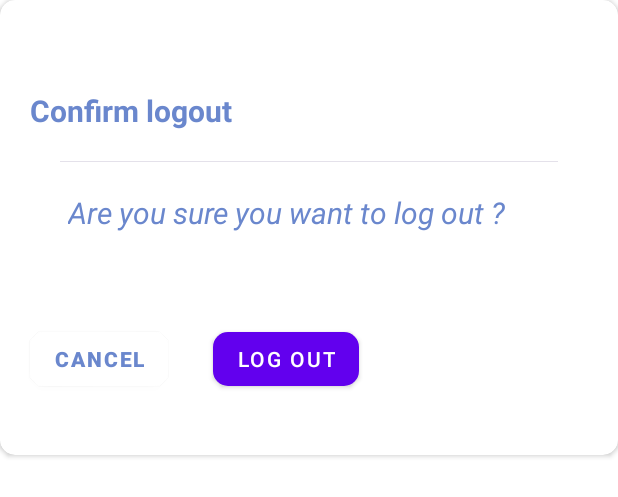
After one commit to Nnegash1/TodoApp, an Android app: the layout fragment_alert_dialog.xml on its own in the app's theme, with its tools: preview values and no code run, on a phone screen of 412 x 824 dp. The commit adds this screen. Shown: the top 497 px of the screen. Run offline under Robolectric (Android 15) with nearby library versions, the phone set to English and light mode, and no system bars.

Commit message:
Todo Application with authentication.

```diff
--- a/app/src/main/java/com/example/todoapp/data/model/entities/LoggedInUser.kt
+++ b/app/src/main/java/com/example/todoapp/data/model/entities/LoggedInUser.kt
@@ -14,4 +14,5 @@ data class LoggedInUser(
     val displayName: String,
     val email: String?,
     val password: String?
+//    val isLoggedIn: Boolean
 )
--- a/app/src/main/java/com/example/todoapp/data/model/repository/TodoRepository.kt
+++ b/app/src/main/java/com/example/todoapp/data/model/repository/TodoRepository.kt
@@ -11,7 +11,7 @@ import kotlinx.coroutines.withContext
 
 class TodoRepository(private val dao: DAO) {
     suspend fun updateTodo(pk: Int, todo: List<TodoApp>) {
-        withContext(Dispatchers.Default) {
+        withContext(Dispatchers.IO) {
             val userExist = dao.updateTodo(pk = pk, todo = todo)
             if (userExist == 0) {
                 dao.insertTodo(TodoList(todoList = todo, user = pk))
@@ -24,12 +24,11 @@ class TodoRepository(private val dao: DAO) {
         val result = scope.async {
             try {
                 val todo = dao.getTodo(pk)
+                Log.d("TAG", "getUserTodo: $todo")
                 return@async todo.todoList
             } catch (e: NullPointerException) {
-                Log.d("TAG", "getUserTodo: $e")
                 return@async listOf(TodoApp("Failed", "Body", false))
             }
-
         }
         return result.await()
     }
--- a/app/src/main/java/com/example/todoapp/view/RegisterationFragment.kt
+++ b/app/src/main/java/com/example/todoapp/view/RegistrationFragment.kt
@@ -22,7 +22,7 @@ import dagger.hilt.android.AndroidEntryPoint
 import javax.inject.Inject
 
 @AndroidEntryPoint
-class RegisterationFragment : Fragment() {
+class RegistrationFragment : Fragment() {
 
     @Inject
     lateinit var factory: LoginViewModelFactory
--- a/app/src/main/java/com/example/todoapp/viewmodel/LoginViewModelFactory.kt
+++ b/app/src/main/java/com/example/todoapp/viewmodel/LoginViewModelFactory.kt
@@ -20,7 +20,8 @@ class LoginViewModelFactory @Inject constructor(
     override fun <T : ViewModel> create(modelClass: Class<T>): T {
         if (modelClass.isAssignableFrom(LoginViewModel::class.java)) {
             return LoginViewModel(
-                loginRepository = repo
+                loginRepository = repo,
+                todo = todo
             ) as T
         } else if (modelClass.isAssignableFrom(TodoViewModel::class.java)) {
             return TodoViewModel(
--- a/app/src/main/java/com/example/todoapp/viewmodel/state/LoggedInUserView.kt
+++ b/app/src/main/java/com/example/todoapp/viewmodel/state/LoggedInUserView.kt
@@ -1,10 +1,13 @@
 package com.example.todoapp.viewmodel.state
+
+import com.example.todoapp.data.model.entities.TodoApp
 
 /**
  * User details post authentication that is exposed to the UI
  */
 data class LoggedInUserView(
     val displayName: String,
-    val pk : Int
+    val pk: Int,
+    val todoList: List<TodoApp>
     //... other data fields that may be accessible to the UI
 )
--- a/app/src/main/res/drawable/profile_user_svgrepo_com.xml
+++ b/app/src/main/res/drawable/profile_user_svgrepo_com.xml
@@ -4,6 +4,6 @@
     android:viewportWidth="45.532"
     android:viewportHeight="45.532">
   <path
-      android:fillColor="#EEF0F8"
+      android:fillColor="#FFFFFF"
       android:pathData="M22.766,0.001C10.194,0.001 0,10.193 0,22.766s10.193,22.765 22.766,22.765c12.574,0 22.766,-10.192 22.766,-22.765S35.34,0.001 22.766,0.001zM22.766,6.808c4.16,0 7.531,3.372 7.531,7.53c0,4.159 -3.371,7.53 -7.531,7.53c-4.158,0 -7.529,-3.371 -7.529,-7.53C15.237,10.18 18.608,6.808 22.766,6.808zM22.761,39.579c-4.149,0 -7.949,-1.511 -10.88,-4.012c-0.714,-0.609 -1.126,-1.502 -1.126,-2.439c0,-4.217 3.413,-7.592 7.631,-7.592h8.762c4.219,0 7.619,3.375 7.619,7.592c0,0.938 -0.41,1.829 -1.125,2.438C30.712,38.068 26.911,39.579 22.761,39.579z"/>
 </vector>
--- a/app/src/main/res/layout/fragment_add_to_do.xml
+++ b/app/src/main/res/layout/fragment_add_to_do.xml
@@ -37,6 +37,7 @@
         android:layout_marginTop="70dp"
         android:layout_marginEnd="16dp"
         android:hint="Todo Title"
+
         android:padding="10dp"
         app:layout_constraintBottom_toTopOf="@id/todo_detail"
         app:layout_constraintEnd_toEndOf="parent"
--- /dev/null
+++ b/app/src/main/res/layout/fragment_alert_dialog.xml
@@ -0,0 +1,74 @@
+<?xml version="1.0" encoding="utf-8"?>
+
+<androidx.cardview.widget.CardView xmlns:android="http://schemas.android.com/apk/res/android"
+    xmlns:app="http://schemas.android.com/apk/res-auto"
+    android:id="@+id/tv"
+    android:layout_width="match_parent"
+    android:layout_height="wrap_content"
+    android:background="#E4E1EA"
+    app:cardCornerRadius="10dp">
+
+    <RelativeLayout
+        android:layout_width="wrap_content"
+        android:layout_height="wrap_content"
+        android:layout_marginTop="40dp">
+
+        <TextView
+            android:id="@+id/title"
+            android:layout_width="wrap_content"
+            android:layout_height="wrap_content"
+            android:padding="20dp"
+            android:text="@string/confirm_logout"
+            android:textColor="#6A87CD"
+            android:textSize="20sp"
+            android:textStyle="bold" />
+
+        <View
+            android:id="@+id/view_line"
+            android:layout_width="match_parent"
+            android:layout_height="0.5dp"
+            android:layout_below="@id/title"
+            android:layout_marginStart="40dp"
+            android:layout_marginEnd="40dp"
+            android:background="#E4E1EA" />
+
+        <TextView
+            android:id="@+id/sub_title"
+            android:layout_width="wrap_content"
+            android:layout_height="wrap_content"
+            android:layout_below="@id/view_line"
+            android:layout_marginStart="25dp"
+            android:padding="20dp"
+            android:text="@string/are_you_sure_you_want_to_log_out"
+            android:textColor="#6A87CD"
+            android:textSize="20sp"
+            android:textStyle="italic" />
+
+        <com.google.android.material.button.MaterialButton
+            android:id="@+id/cancel_button"
+            android:layout_width="wrap_content"
+            android:layout_height="wrap_content"
+            android:layout_below="@id/sub_title"
+            android:layout_marginStart="20dp"
+            android:layout_marginTop="40dp"
+            android:layout_marginBottom="40dp"
+            android:backgroundTint="@color/white"
+            android:text="@string/cancel"
+            android:textColor="#6A87CD"
+            android:textStyle="bold"
+            app:cornerRadius="10dp"
+            app:strokeColor="#6A87CD" />
+
+        <com.google.android.material.button.MaterialButton
+            android:id="@+id/logout"
+            android:layout_width="wrap_content"
+            android:layout_height="wrap_content"
+            android:layout_below="@id/sub_title"
+            android:layout_toEndOf="@id/cancel_button"
+            android:layout_marginStart="30dp"
+            android:layout_marginTop="40dp"
+            android:layout_marginBottom="40dp"
+            android:text="@string/log_out"
+            app:cornerRadius="10dp" />
+    </RelativeLayout>
+</androidx.cardview.widget.CardView>
--- a/app/src/main/res/layout/fragment_registeration.xml
+++ b/app/src/main/res/layout/fragment_registeration.xml
@@ -9,7 +9,7 @@
     android:paddingTop="@dimen/fragment_vertical_margin"
     android:paddingRight="@dimen/fragment_horizontal_margin"
     android:paddingBottom="@dimen/fragment_vertical_margin"
-    tools:context=".view.RegisterationFragment">
+    tools:context=".view.RegistrationFragment">
 
     <ImageView
         android:id="@+id/profile_pic"
--- a/app/src/main/res/layout/fragment_todo.xml
+++ b/app/src/main/res/layout/fragment_todo.xml
@@ -27,9 +27,9 @@
             <TextView
                 android:id="@+id/user"
                 android:layout_width="300dp"
-                android:gravity="center"
                 android:layout_height="wrap_content"
                 android:layout_alignParentStart="true"
+                android:gravity="center"
                 android:padding="18dp"
                 android:text="@string/username"
                 android:textColor="@color/white"
@@ -41,7 +41,7 @@
                 android:layout_width="50dp"
                 android:layout_height="50dp"
                 android:layout_alignParentEnd="true"
-                android:background="@drawable/profile_color"
+                android:background="#1E8CCF"
                 android:src="@drawable/profile_user_svgrepo_com" />
         </RelativeLayout>
 
--- a/app/src/main/res/values/strings.xml
+++ b/app/src/main/res/values/strings.xml
@@ -19,4 +19,10 @@
     <string name="completed">Completed</string>
     <string name="don_t_have_an_account_sign_up"> <a href="">Don\'t Have an account ? Sign up!</a></string>
     <string name="confirm_password">Confirm Password</string>
+    <!-- TODO: Remove or change this placeholder text -->
+    <string name="hello_blank_fragment">Hello blank fragment</string>
+    <string name="log_out">Log out</string>
+    <string name="cancel">Cancel</string>
+    <string name="are_you_sure_you_want_to_log_out">Are you sure you want to log out ?</string>
+    <string name="confirm_logout">Confirm logout</string>
 </resources>
```
Also changed, not shown: app/src/main/java/com/example/todoapp/view/AddToDoFragment.kt (+18 -1 lines), app/src/main/java/com/example/todoapp/view/FragmentAlertDialog.kt (added, +42 -0 lines), app/src/main/java/com/example/todoapp/view/LogInFragment.kt (+94 -21 lines), app/src/main/java/com/example/todoapp/view/TodoFragment.kt (+21 -25 lines), app/src/main/java/com/example/todoapp/viewmodel/LogInViewModel.kt (+7 -2 lines), app/src/main/java/com/example/todoapp/viewmodel/TodoViewModel.kt (+18 -8 lines), app/src/main/res/navigation/nav_graph.xml (+20 -8 lines).
